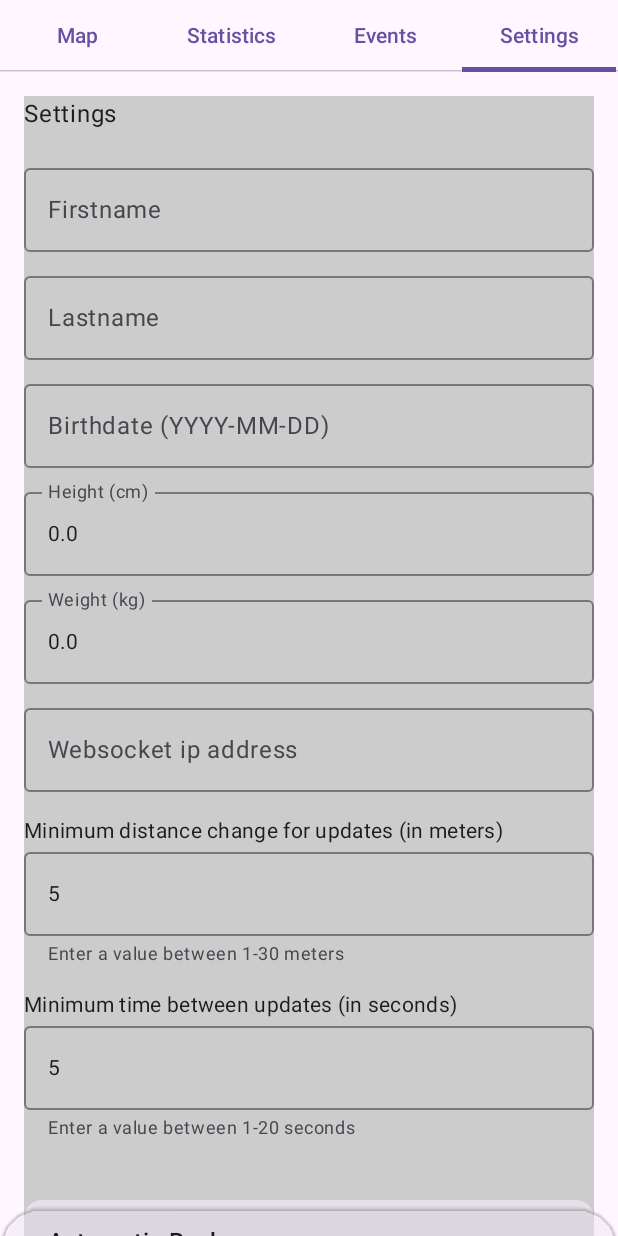
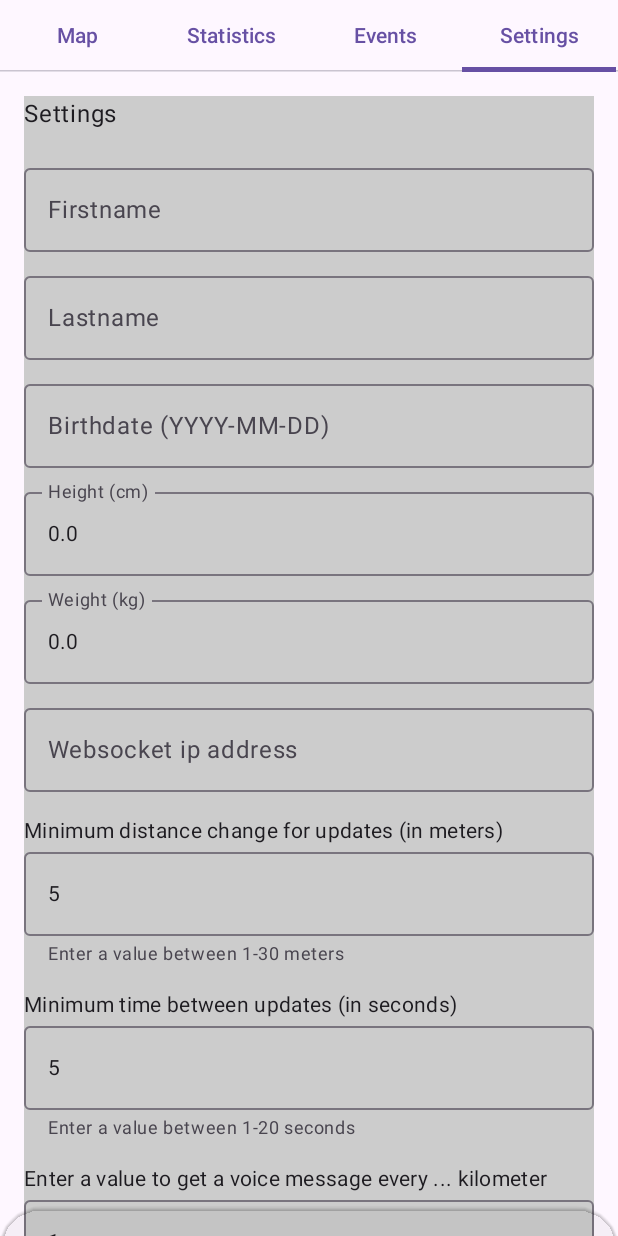
Before and after one commit to bernd-roth/GeoTracker, an Android app built with Jetpack Compose: the screen it shows after launch (MainActivity), tab 4 chosen, on a phone screen of 412 x 824 dp. Run offline under Robolectric (Android 15) with nearby library versions, the phone set to English and light mode, and no system bars; our stand-ins replace EventBus; libraries missing offline, so code that uses them is left out: org.osmdroid.config, org.osmdroid.tileprovider, org.osmdroid.util, org.osmdroid.views; pictures from the network do not load; 3 statements that could not run were skipped.

Commit message:
* voice announcement if a distance is reached (i. e.: voice announcement every 10 kilometer)

```diff
--- a/app/src/main/java/at/co/netconsulting/geotracker/composables/DropdownComponents.kt
+++ b/app/src/main/java/at/co/netconsulting/geotracker/composables/DropdownComponents.kt
@@ -103,3 +103,40 @@ fun ManualInputOption(
     modifier: Modifier = Modifier
 ) {
 }
+
+@Composable
+fun VoiceAnnouncementDropdown(
+    value: Int,
+    onValueChange: (Int) -> Unit,
+    modifier: Modifier = Modifier
+) {
+    val context = LocalContext.current
+    var textInput by remember { mutableStateOf(value.toString()) }
+
+    Column(modifier = modifier) {
+        Text(
+            text = "Enter a value to get a voice message every ... kilometer",
+            style = MaterialTheme.typography.bodyMedium
+        )
+        Spacer(modifier = Modifier.height(4.dp))
+
+        OutlinedTextField(
+            value = textInput,
+            onValueChange = { input ->
+                // Always update the text first
+                textInput = input
+
+                // Then try to parse the number
+                val newValue = input.toIntOrNull()
+                if (newValue != null && newValue in 1..100) {
+                    onValueChange(newValue)
+                }
+            },
+            modifier = Modifier.fillMaxWidth(),
+            keyboardOptions = androidx.compose.foundation.text.KeyboardOptions(
+                keyboardType = KeyboardType.Number
+            ),
+            supportingText = { Text("Enter a value between 1-100 kilometers") }
+        )
+    }
+}
--- a/app/src/main/java/at/co/netconsulting/geotracker/composables/SettingsScreen.kt
+++ b/app/src/main/java/at/co/netconsulting/geotracker/composables/SettingsScreen.kt
@@ -11,8 +11,6 @@ import android.os.PowerManager
 import android.provider.Settings
 import android.widget.Toast
 import androidx.compose.foundation.background
-import androidx.compose.foundation.clickable
-import androidx.compose.foundation.layout.Box
 import androidx.compose.foundation.layout.Column
 import androidx.compose.foundation.layout.Row
 import androidx.compose.foundation.layout.Spacer
@@ -23,14 +21,9 @@ import androidx.compose.foundation.layout.padding
 import androidx.compose.foundation.layout.width
 import androidx.compose.foundation.rememberScrollState
 import androidx.compose.foundation.verticalScroll
-import androidx.compose.material.icons.Icons
-import androidx.compose.material.icons.filled.ArrowDropDown
 import androidx.compose.material3.AlertDialog
 import androidx.compose.material3.Button
 import androidx.compose.material3.Card
-import androidx.compose.material3.DropdownMenu
-import androidx.compose.material3.DropdownMenuItem
-import androidx.compose.material3.Icon
 import androidx.compose.material3.MaterialTheme
 import androidx.compose.material3.OutlinedButton
 import androidx.compose.material3.OutlinedTextField
@@ -99,6 +92,11 @@ fun SettingsScreen() {
         mutableStateOf(sharedPreferences.getInt("minTimeSeconds", 5))
     }
     var minTimeExpanded by remember { mutableStateOf(false) }
+
+    // Voice announcement interval
+    var voiceAnnouncementInterval by remember {
+        mutableIntStateOf(sharedPreferences.getInt("voiceAnnouncementInterval", 1))
+    }
 
     // Auto backup settings
     var autoBackupEnabled by remember {
@@ -214,6 +212,16 @@ fun SettingsScreen() {
             onValueChange = { minTimeSeconds = it },
             modifier = Modifier.fillMaxWidth()
         )
+        Spacer(modifier = Modifier.height(16.dp))
+
+        // Voice announcement interval
+        VoiceAnnouncementDropdown(
+            value = voiceAnnouncementInterval,
+            onValueChange = { voiceAnnouncementInterval = it },
+            modifier = Modifier.fillMaxWidth()
+        )
+        Spacer(modifier = Modifier.height(16.dp))
+
         Spacer(modifier = Modifier.height(16.dp))
 
         ManualInputOption(
@@ -370,7 +378,8 @@ fun SettingsScreen() {
                     backupHour,
                     backupMinute,
                     minDistanceMeters,
-                    minTimeSeconds
+                    minTimeSeconds,
+                    voiceAnnouncementInterval
                 )
 
                 // If auto backup is enabled, reschedule it with the new time
@@ -424,7 +433,8 @@ fun saveAllSettings(
     backupHour: Int,
     backupMinute: Int,
     minDistanceMeters: Int,
-    minTimeSeconds: Int
+    minTimeSeconds: Int,
+    voiceAnnouncementInterval: Int
 ) {
     sharedPreferences.edit().apply {
         putString("firstname", firstName)
@@ -438,6 +448,7 @@ fun saveAllSettings(
         putInt("backupMinute", backupMinute)
         putInt("minDistanceMeters", minDistanceMeters)
         putInt("minTimeSeconds", minTimeSeconds)
+        putInt("voiceAnnouncementInterval", voiceAnnouncementInterval)
         apply()
     }
 }
--- a/app/src/main/java/at/co/netconsulting/geotracker/service/ForegroundService.kt
+++ b/app/src/main/java/at/co/netconsulting/geotracker/service/ForegroundService.kt
@@ -483,6 +483,7 @@ class ForegroundService : Service() {
                         resetValues()
                     }
                     if (speed >= MIN_SPEED_THRESHOLD) {
+                        //CustomLocationListener(applicationContext).testVoiceAnnouncement()
                         showStopWatch()
                     } else {
                         showLazyStopWatch()
```
Also changed, not shown: app/src/main/java/at/co/netconsulting/geotracker/location/CustomLocationListener.kt (+185 -24 lines).
